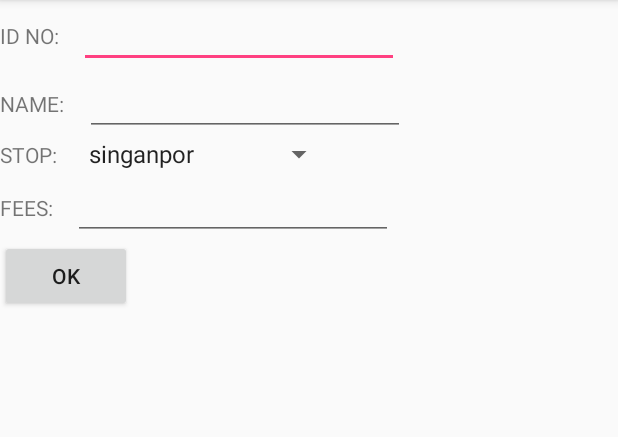
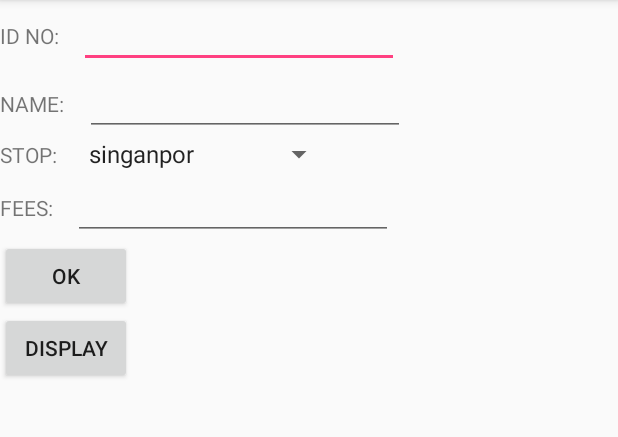
Before and after one commit to gaurangdobariya/BusMan, an Android app: the screen it shows after launch (MainActivity), on a phone screen of 412 x 824 dp, the part 84-521 px from its top. Run offline under Robolectric (Android 15) with nearby library versions, the phone set to English and light mode, and no system bars; our stand-ins replace Firebase (no records; nobody signed in at launch, a user with empty details on screens opened directly).

Commit message:
initiL COMMIT

```diff
--- a/app/build.gradle
+++ b/app/build.gradle
@@ -27,6 +27,7 @@ dependencies {
     compile 'com.android.support:appcompat-v7:26.+'
     compile 'com.android.support.constraint:constraint-layout:1.0.2'
     compile 'com.google.firebase:firebase-database:10.0.1'
+    compile 'com.android.support:design:26.+'
     testCompile 'junit:junit:4.12'
 }
 apply plugin: 'com.google.gms.google-services'
--- a/app/src/main/AndroidManifest.xml
+++ b/app/src/main/AndroidManifest.xml
@@ -16,6 +16,10 @@
                 <category android:name="android.intent.category.LAUNCHER" />
             </intent-filter>
         </activity>
+        <activity
+            android:name=".display_list"
+            android:label="@string/title_activity_display_list"
+            android:theme="@style/AppTheme.NoActionBar"></activity>
     </application>
 
 </manifest>
--- a/app/src/main/java/com/busman/busman/MainActivity.java
+++ b/app/src/main/java/com/busman/busman/MainActivity.java
@@ -1,22 +1,26 @@
 package com.busman.busman;
 
+import android.content.Intent;
 import android.support.v7.app.AppCompatActivity;
 import android.os.Bundle;
 import android.text.TextUtils;
 import android.view.View;
 import android.widget.Button;
 import android.widget.EditText;
+import android.widget.ListView;
 import android.widget.Spinner;
 import android.widget.Toast;
 
 import com.google.firebase.database.DatabaseReference;
 import com.google.firebase.database.FirebaseDatabase;
 
+import java.util.List;
+
 public class MainActivity extends AppCompatActivity {
     DatabaseReference databaseReference;
 
     EditText id_no,name,fee;
-    Button ok;
+    Button ok,displayb;
     Spinner sp;
 
     @Override
@@ -32,13 +36,23 @@ public class MainActivity extends AppCompatActivity {
        sp= (Spinner) findViewById(R.id.stop);
         fee= (EditText) findViewById(R.id.fees);
         ok = (Button) findViewById(R.id.ok);
-
+        displayb= (Button) findViewById(R.id.display);
         ok.setOnClickListener(new View.OnClickListener(){
             @Override
             public void onClick(View view) {
                 senddata();
+
             }
         });
+        displayb.setOnClickListener(new View.OnClickListener(){
+            @Override
+            public void onClick(View view) {
+                Intent i=new Intent(MainActivity.this,display_list.class);
+                startActivity(i);
+
+            }
+        });
+
     }
     public void senddata(){
         String id = id_no.getText().toString();
@@ -57,4 +71,5 @@ public class MainActivity extends AppCompatActivity {
             Toast.makeText(this,"enter data",Toast.LENGTH_SHORT).show();
         }
     }
+
 }
--- a/app/src/main/res/layout/activity_main.xml
+++ b/app/src/main/res/layout/activity_main.xml
@@ -77,4 +77,10 @@
         android:layout_height="wrap_content"
         android:text="OK"
          />
+    <Button
+        android:id="@+id/display"
+        android:layout_width="wrap_content"
+        android:layout_height="wrap_content"
+        android:text="DISPLAY"
+        />
 </LinearLayout>
--- /dev/null
+++ b/app/src/main/res/values/dimens.xml
@@ -0,0 +1,3 @@
+<resources>
+    <dimen name="fab_margin">16dp</dimen>
+</resources>
--- a/app/src/main/res/values/strings.xml
+++ b/app/src/main/res/values/strings.xml
@@ -22,5 +22,6 @@
         <item>pasodra</item>
         <item>kamrej</item>
     </array>
+    <string name="title_activity_display_list">display_list</string>
 
 </resources>
--- a/app/src/main/res/values/styles.xml
+++ b/app/src/main/res/values/styles.xml
@@ -8,4 +8,13 @@
         <item name="colorAccent">@color/colorAccent</item>
     </style>
 
+    <style name="AppTheme.NoActionBar">
+        <item name="windowActionBar">false</item>
+        <item name="windowNoTitle">true</item>
+    </style>
+
+    <style name="AppTheme.AppBarOverlay" parent="ThemeOverlay.AppCompat.Dark.ActionBar" />
+
+    <style name="AppTheme.PopupOverlay" parent="ThemeOverlay.AppCompat.Light" />
+
 </resources>
```
Also changed, not shown: app/src/main/java/com/busman/busman/display_list.java (added, +51 -0 lines), app/src/main/res/layout/content_display_list.xml (added, +17 -0 lines), app/src/main/res/layout/display_list.xml (added, +33 -0 lines).
